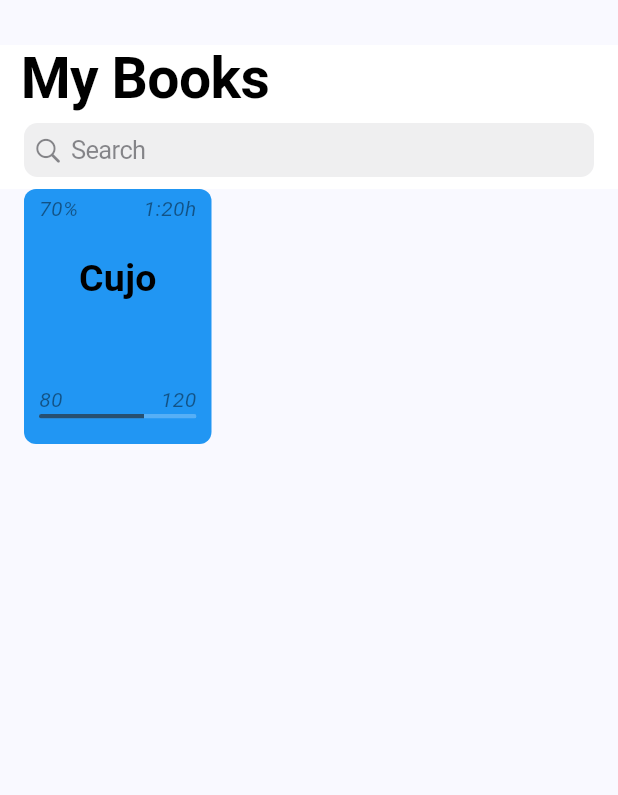
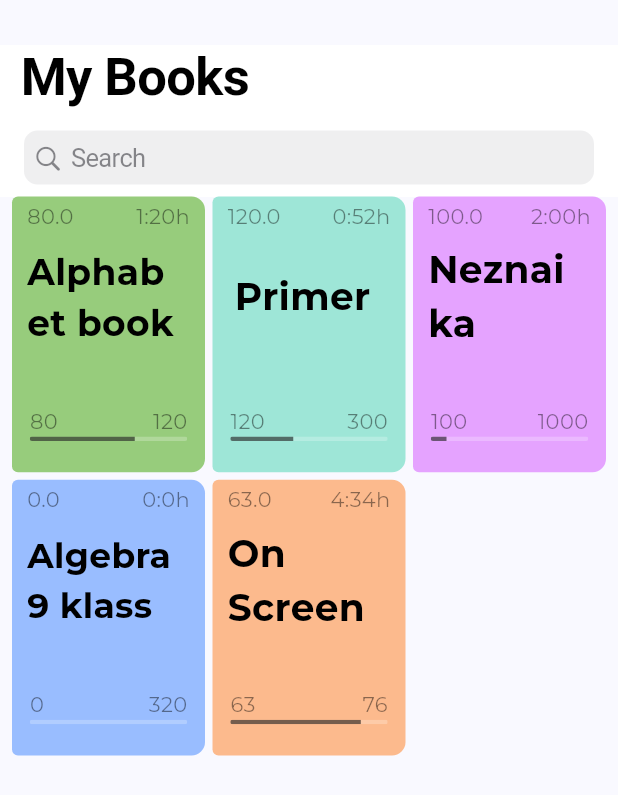
Before and after one commit to PirozhenkoIvan/BookApp, a Flutter app: the screen it shows after launch, on a phone screen of 412 x 824 dp. Shown: the top 795 px of the screen. Run offline on Flutter 3.47's test engine with Material 3 defaults, Android fonts, the phone set to English and light mode, and no system bars; drawn by our look-alikes of auto_size_text; our stand-ins replace functional_widget_annotation.

Commit message:
second commit

```diff
--- /dev/null
+++ b/lib/book/book_colors.dart
@@ -0,0 +1,8 @@
+import 'package:flutter/material.dart';
+
+Color green = const Color(0xFF97CC7C);
+Color yellow = const Color(0xFFfaea91);
+Color purple = const Color(0xffe5a3ff);
+Color orange = const Color(0xfffcba8d);
+Color blue= const Color(0xff99bdff);
+Color cyan = const Color(0xff9ee6d7);
--- /dev/null
+++ b/lib/book/book_item.dart
@@ -0,0 +1,70 @@
+import 'package:flutter/material.dart';
+import 'package:functional_widget_annotation/functional_widget_annotation.dart';
+import 'progress_bar.dart';
+import 'package:auto_size_text/auto_size_text.dart';
+
+part 'book_item.g.dart';
+
+@swidget
+Widget book(BuildContext context, { required Color color, required String bookName , required double progress , required String time, required double pageAmount}){
+return Container(
+  height: 178,
+  width: 124,
+  margin: EdgeInsets.fromLTRB(0, 0, 0, 0),
+  decoration: BoxDecoration(
+    color: color,
+    borderRadius: BorderRadius.only(
+      topLeft: Radius.circular(4),
+      topRight: Radius.circular(9),
+      bottomLeft: Radius.circular(4),
+      bottomRight: Radius.circular(9),
+    ),
+  ),
+  child: Stack(
+    children: [
+      Container(
+        width: 100,
+        margin: const EdgeInsets.fromLTRB(10, 0, 0, 50),
+        alignment: Alignment.center,
+        child: AutoSizeText(bookName,
+          textAlign: TextAlign.start,
+          style: TextStyle(
+            color: Colors.black,
+            fontFamily: 'Montserrat',
+            fontSize: 25,
+            fontWeight: FontWeight.bold,
+          ),
+        overflow: TextOverflow.ellipsis,
+        softWrap: true,
+        maxLines: 2,
+        minFontSize: 10,),
+      ),
+      Container(
+        margin: const EdgeInsets.fromLTRB(10, 3, 0, 0),
+        alignment: Alignment.topLeft,
+        child: Text('$progress',
+          style: TextStyle(
+            color: Colors.black45,
+            fontFamily: 'Montserrat',
+            fontSize: 14,
+          ),),
+      ),
+      Container(
+        margin: const EdgeInsets.fromLTRB(0, 3, 10, 0),
+        alignment: Alignment.topRight,
+        child: Text("${time}h",
+          style: TextStyle(
+            color: Colors.black45,
+            fontFamily: 'Montserrat',
+            fontSize: 14,
+          ),),
+      ),
+      Container(
+        alignment: Alignment.center,
+        margin: const EdgeInsets.fromLTRB(0, 140, 0, 0),
+        child: ProgressBar(value: progress, minValue: 0, maxValue: pageAmount) ,
+      )
+    ],
+  ),
+);
+}
--- a/lib/first_screen/progress_bar.dart
+++ b/lib/book/progress_bar.dart
@@ -26,12 +26,14 @@ class ProgressBar extends StatelessWidget {
                 Text(
                   '${value.toInt()}',
                   style: TextStyle(
-                      fontStyle: FontStyle.italic, color: Colors.black45),
+                       color: Colors.black45 , fontFamily: 'Montserrat',
+                    fontSize: 14,),
                 ),
                 Text(
                   '${maxValue.toInt()}',
                   style: TextStyle(
-                      fontStyle: FontStyle.italic, color: Colors.black45),
+                       color: Colors.black45 , fontFamily: 'Montserrat',
+                    fontSize: 14,),
                 )
               ],
             ),
--- /dev/null
+++ b/lib/first_screen/books_grid.dart
@@ -0,0 +1,59 @@
+import 'package:flutter/material.dart';
+import 'package:functional_widget_annotation/functional_widget_annotation.dart';
+import 'package:book_app/book/book_item.dart';
+import 'package:book_app/book/book_colors.dart';
+
+part 'books_grid.g.dart';
+
+@swidget
+Widget booksGrid(BuildContext context) {
+  return Padding(
+    padding: EdgeInsets.fromLTRB(8, 0, 8, 0),
+    child: SingleChildScrollView(
+      child: GridView.count(
+        childAspectRatio: 0.7,
+        shrinkWrap: true,
+        crossAxisCount: 3,
+        crossAxisSpacing: 5,
+        mainAxisSpacing: 5,
+        children: [
+          Book(
+            bookName: "Alphabet book",
+            progress: 80,
+            time: "1:20",
+            pageAmount: 120,
+            color: green,
+          ),
+          Book(
+            bookName: "Primer",
+            progress: 120,
+            time: "0:52",
+            pageAmount: 300,
+            color: cyan,
+          ),
+          Book(
+            bookName: "Neznaika",
+            progress: 100,
+            time: "2:00",
+            pageAmount: 1000,
+            color: purple,
+          ),
+          Book(
+            bookName: "Algebra 9 klass",
+            progress: 0,
+            time: "0:0",
+            pageAmount: 320,
+            color: blue,
+          ),
+          Book(
+            bookName: "On Screen",
+            progress: 63,
+            time: "4:34",
+            pageAmount: 76,
+            color: orange,
+          ),
+        ],
+      ),
+    ),
+  );
+}
--- a/lib/first_screen/books_middle.dart
+++ /dev/null
@@ -1,64 +0,0 @@
-import 'package:flutter/material.dart';
-import 'package:functional_widget_annotation/functional_widget_annotation.dart';
-import 'progress_bar.dart';
-
-part 'books_middle.g.dart';
-
-@swidget
-Widget books(BuildContext context) {
-  return Column(
-    children: [
-      Row(
-        children: [
-          Container(
-            height: 170,
-            width: 125,
-            margin: const EdgeInsets.fromLTRB(16, 0, 0, 0),
-            decoration: BoxDecoration(
-              color: Colors.blue,
-              borderRadius: BorderRadius.circular(8),
-            ),
-            child: Stack(
-              children: [
-                Container(
-                  margin: const EdgeInsets.fromLTRB(0, 0, 0, 50),
-                  alignment: Alignment.center,
-                  child: Text('Cujo',
-                    style: TextStyle(
-                      fontSize: 25,
-                      color: Colors.black,
-                      fontWeight: FontWeight.w700,
-                    ),),
-                ),
-                Container(
-                  margin: const EdgeInsets.fromLTRB(10, 3, 0, 0),
-                  alignment: Alignment.topLeft,
-                  child: Text('70%',
-                  style: TextStyle(
-                    color: Colors.black45,
-                    fontStyle: FontStyle.italic,
-                  ),),
-                ),
-                Container(
-                  margin: const EdgeInsets.fromLTRB(0, 3, 10, 0),
-                  alignment: Alignment.topRight,
-                  child: Text('1:20h',
-                    style: TextStyle(
-                      color: Colors.black45,
-                      fontStyle: FontStyle.italic,
-                    ),),
-                ),
-                Container(
-                  alignment: Alignment.center,
-                  margin: const EdgeInsets.fromLTRB(0, 130, 0, 0),
-                  child: ProgressBar(value: 80, minValue: 0, maxValue: 120) ,
-                )
-
-              ],
-            ),
-          )
-        ],
-      )
-    ],
-  );
-}
--- a/lib/first_screen/first_screen_interface.dart
+++ b/lib/first_screen/first_screen_interface.dart
@@ -1,4 +1,4 @@
-import 'package:book_app/first_screen/books_middle.dart';
+import 'package:book_app/first_screen/books_grid.dart';
 import 'package:flutter/material.dart';
 import 'package:functional_widget_annotation/functional_widget_annotation.dart';
 import 'top_ios_interface.dart';
@@ -11,7 +11,7 @@ Widget firstScreenInterface(BuildContext context) {
     body: Column(
       children: [
         TopInterface(),
-        Books(),
+        BooksGrid(),
 
       ],
     ),
--- a/lib/first_screen/top_ios_interface.dart
+++ b/lib/first_screen/top_ios_interface.dart
@@ -7,8 +7,12 @@ part 'top_ios_interface.g.dart';
 Widget topInterface(BuildContext context) {
   return Container(
     margin: const EdgeInsets.fromLTRB(0, 30, 0, 0),
+    color: CupertinoColors.tertiarySystemBackground,
     child: CupertinoPageScaffold(
+        backgroundColor: CupertinoColors.tertiarySystemBackground,
       navigationBar: CupertinoNavigationBar(
+        backgroundColor: CupertinoColors.tertiarySystemBackground,
+          border: null,
           middle: Row(
         children: [
           Container(
@@ -16,14 +20,14 @@ Widget topInterface(BuildContext context) {
             child: Text(
               'My Books',
               style: TextStyle(
-                fontSize: 38,
+                fontSize: 35,
                 fontWeight: FontWeight.w700,
               ),
             ),
           )
         ],
       )),
-      child: SafeArea(
+      child: Container( color: CupertinoColors.secondarySystemGroupedBackground , margin: const EdgeInsets.fromLTRB(0, 5, 0, 0), child: SafeArea(
         child: Padding(
           padding: EdgeInsets.symmetric(horizontal: 16.0, vertical: 8.0),
           child: Column(
@@ -34,7 +38,7 @@ Widget topInterface(BuildContext context) {
             ],
           ),
         ),
-      ),
+      ), )
     ),
   );
 }
--- a/lib/main.dart
+++ b/lib/main.dart
@@ -3,18 +3,17 @@ import 'package:flutter/material.dart';
 import 'first_screen/first_screen_interface.dart';
 
 void main() {
-  runApp(const MyApp());
+  runApp(const App());
 }
 
-class MyApp extends StatelessWidget {
-  const MyApp({super.key});
+class App extends StatelessWidget {
+  const App({super.key});
 
   @override
   Widget build(BuildContext context) {
     return CupertinoApp(
       home: FirstScreenInterface(),
 
-
     );
   }
 }
```
Also changed, not shown: pubspec.yaml (+15 -1 lines), assets/fonts/Montserrat-Bold.ttf (added), assets/fonts/Montserrat-Italic.ttf (added), assets/fonts/Montserrat-Regular.ttf (added), lib/book/book_item.g.dart (added), lib/first_screen/books_grid.g.dart, pubspec.lock.
